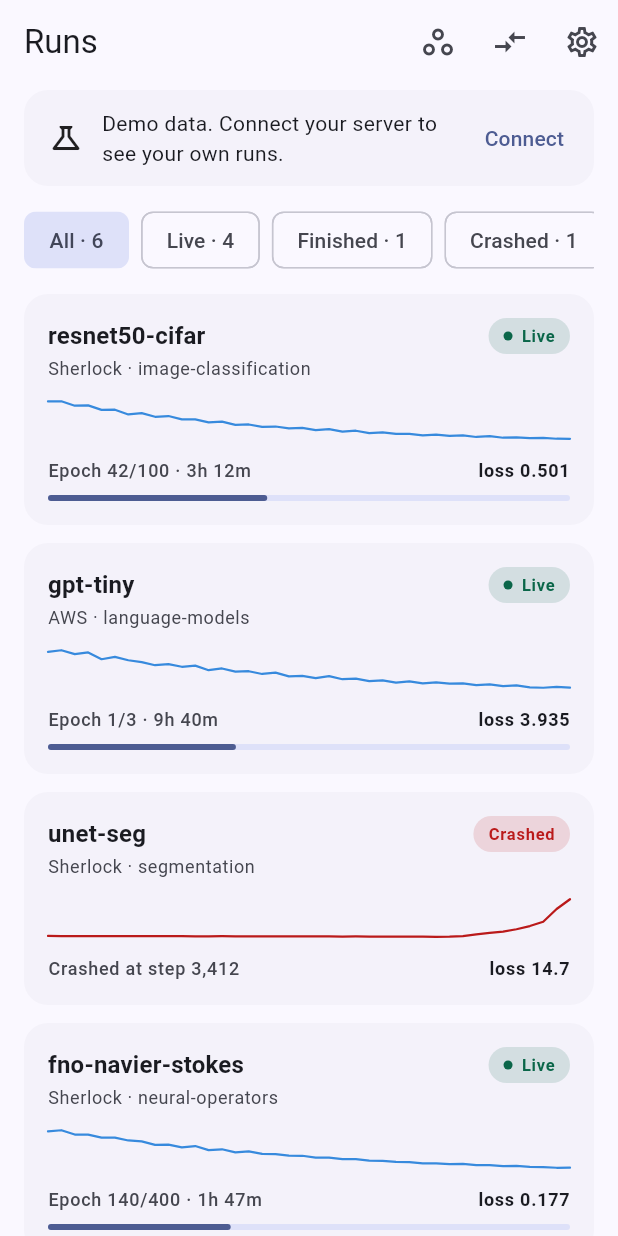
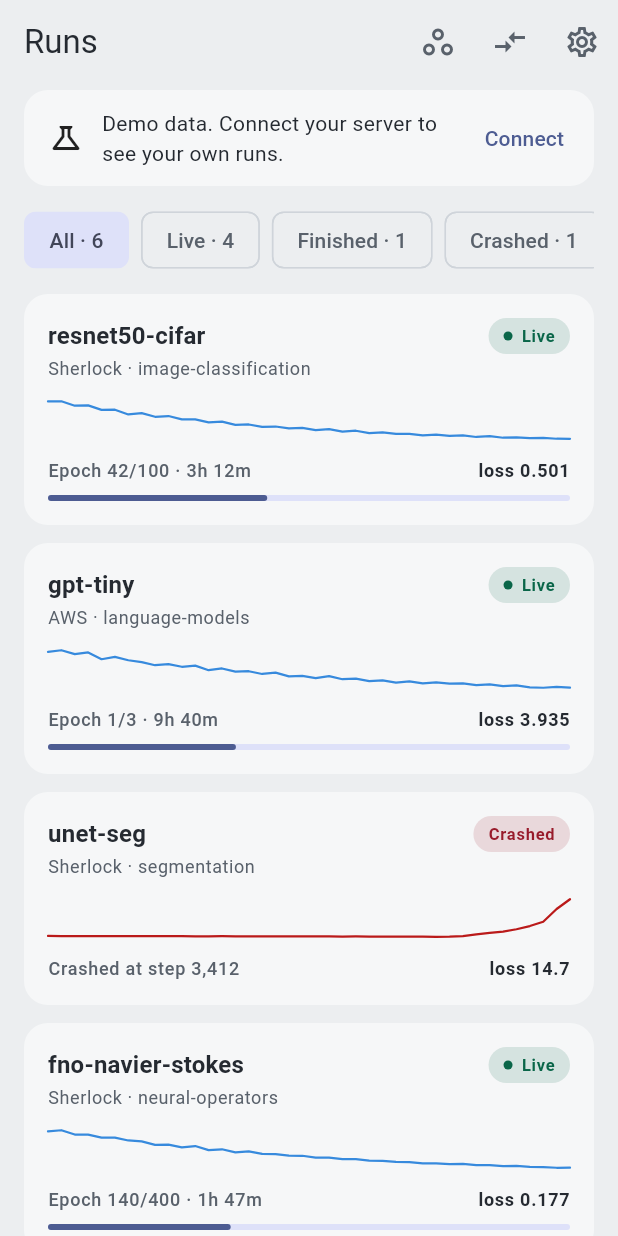
Before and after one commit to selimamar/soliton, a Flutter app: the screen it shows after launch, on a phone screen of 412 x 824 dp. Run offline on Flutter 3.47's test engine with Material 3 defaults, Android fonts, the phone set to English and light mode, and no system bars; our stand-ins replace fl_chart, flutter_riverpod, go_router, material_ui, shared_preferences.

Commit message:
Use selimamar.github.io's cool greys for the light theme
The light theme keeps the blue seed for accents but takes its neutrals
from the website: an #ECEEF0 page, lighter #F6F7F8 cards, slate text and
#CFD4DA hairlines. The Crashed status uses the site's crimson in light
mode, since the seeded error red fell below 4.5:1 on the greyer tint.

Co-Authored-By: Claude Opus 5.5 <noreply@anthropic.com>

```diff
--- a/lib/app/theme.dart
+++ b/lib/app/theme.dart
@@ -11,7 +11,8 @@ abstract final class AppTheme {
   static ThemeData dark() => _build(Brightness.dark);
 
   static ThemeData _build(Brightness brightness) {
-    final scheme = ColorScheme.fromSeed(seedColor: seedColor, brightness: brightness);
+    var scheme = ColorScheme.fromSeed(seedColor: seedColor, brightness: brightness);
+    if (brightness == Brightness.light) scheme = _paperNeutrals(scheme);
     return ThemeData(
       colorScheme: scheme,
       scaffoldBackgroundColor: scheme.surface,
@@ -22,6 +23,25 @@ abstract final class AppTheme {
       ),
     );
   }
+
+  /// Cool grey neutrals for the light theme, matching selimamar.github.io:
+  /// a #ECEEF0 page with lighter #F6F7F8 panels (cards sit on
+  /// surfaceContainerLow), slate text and #CFD4DA hairlines. The seeded
+  /// accent colours are left alone.
+  static ColorScheme _paperNeutrals(ColorScheme scheme) => scheme.copyWith(
+    surface: const Color(0xFFECEEF0),
+    surfaceDim: const Color(0xFFD9DDE1),
+    surfaceBright: const Color(0xFFF6F7F8),
+    surfaceContainerLowest: const Color(0xFFFBFBFC),
+    surfaceContainerLow: const Color(0xFFF6F7F8),
+    surfaceContainer: const Color(0xFFE6E9EC),
+    surfaceContainerHigh: const Color(0xFFE1E5E9),
+    surfaceContainerHighest: const Color(0xFFDBE0E5),
+    onSurface: const Color(0xFF252A31),
+    onSurfaceVariant: const Color(0xFF59616B),
+    outline: const Color(0xFF8A929C),
+    outlineVariant: const Color(0xFFCFD4DA),
+  );
 }
 
 /// Colours that carry the same meaning in every chart of the app.
@@ -60,6 +80,7 @@ extension RunStatusStyle on RunStatus {
     RunStatus.live =>
       scheme.brightness == Brightness.light ? const Color(0xFF0A6649) : const Color(0xFF6FDDB5),
     RunStatus.finished => scheme.onSurfaceVariant,
-    RunStatus.crashed => scheme.error,
+    RunStatus.crashed =>
+      scheme.brightness == Brightness.light ? const Color(0xFF981B2B) : scheme.error,
   };
 }
```
